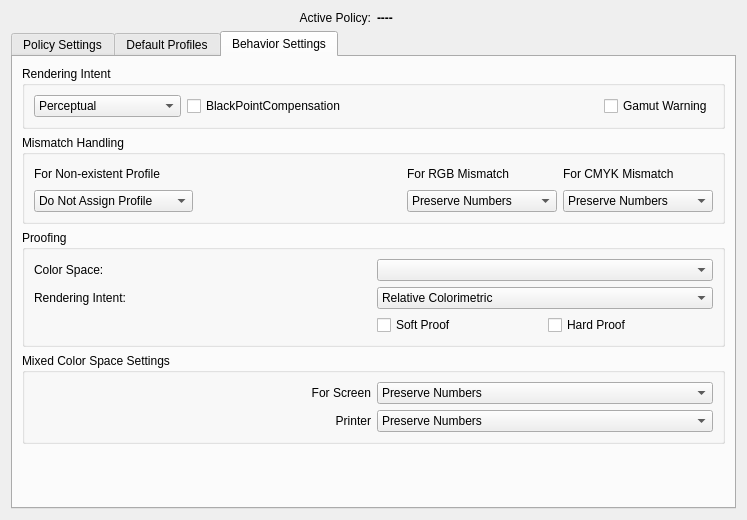
First picture: the form in settings/kmsettings.ui, repository KDE/kolor-manager, before the edit.
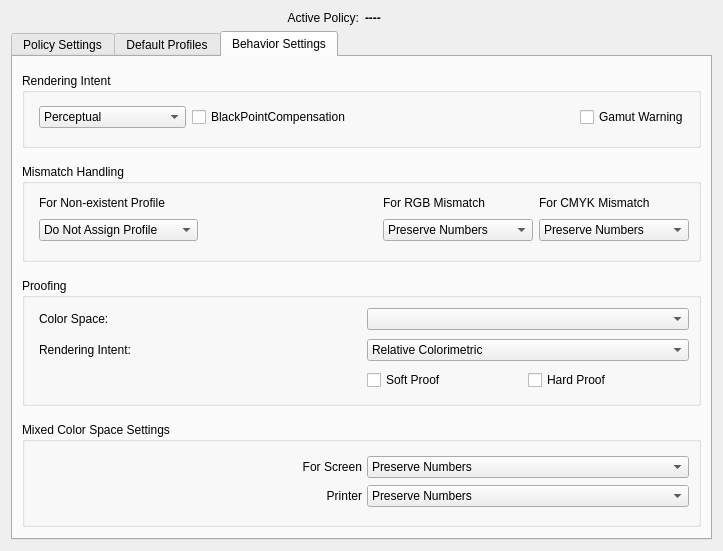
Second picture: the form after the edit. The open tabs and pages were chosen to show the change.

Commit message: (kmsettings) Adjusted widget spacing in "Behavior Settings" tab.

```diff
--- a/settings/kmsettings.ui
+++ b/settings/kmsettings.ui
@@ -6,8 +6,8 @@
    <rect>
     <x>0</x>
     <y>0</y>
-    <width>747</width>
-    <height>520</height>
+    <width>723</width>
+    <height>538</height>
    </rect>
   </property>
   <layout class="QGridLayout" name="gridLayout_5">
@@ -321,8 +321,17 @@
        <string>Behavior Settings</string>
       </attribute>
       <layout class="QGridLayout" name="gridLayout_10">
-       <item row="0" column="0">
+       <item row="1" column="0">
         <layout class="QGridLayout" name="gridLayout_9">
+         <property name="horizontalSpacing">
+          <number>-1</number>
+         </property>
+         <property name="verticalSpacing">
+          <number>16</number>
+         </property>
+         <property name="topMargin">
+          <number>0</number>
+         </property>
          <item row="2" column="0">
           <widget class="QGroupBox" name="box_GROUP_BEHAVIOUR_MISSMATCH">
            <property name="toolTip">
@@ -333,8 +342,29 @@
             <string>Mismatch Handling</string>
            </property>
            <layout class="QGridLayout" name="gridLayout_14">
+            <property name="leftMargin">
+             <number>14</number>
+            </property>
+            <property name="topMargin">
+             <number>9</number>
+            </property>
+            <property name="bottomMargin">
+             <number>18</number>
+            </property>
             <item row="0" column="0">
              <layout class="QGridLayout" name="gridLayout">
+              <property name="verticalSpacing">
+               <number>6</number>
+              </property>
+              <property name="leftMargin">
+               <number>0</number>
+              </property>
+              <property name="topMargin">
+               <number>0</number>
+              </property>
+              <property name="bottomMargin">
+               <number>0</number>
+              </property>
               <item row="0" column="0">
                <widget class="QLabel" name="label_ACTION_UNTAGGED_ASSIGN">
                 <property name="text">
@@ -461,8 +491,32 @@
             <string>Mixed Color Space Settings</string>
            </property>
            <layout class="QGridLayout" name="gridLayout_16">
+            <property name="leftMargin">
+             <number>14</number>
+            </property>
+            <property name="topMargin">
+             <number>9</number>
+            </property>
+            <property name="bottomMargin">
+             <number>14</number>
+            </property>
+            <property name="verticalSpacing">
+             <number>-1</number>
+            </property>
             <item row="0" column="0">
              <layout class="QGridLayout" name="gridLayout_4">
+              <property name="topMargin">
+               <number>5</number>
+              </property>
+              <property name="bottomMargin">
+               <number>3</number>
+              </property>
+              <property name="horizontalSpacing">
+               <number>5</number>
+              </property>
+              <property name="verticalSpacing">
+               <number>7</number>
+              </property>
               <item row="0" column="0">
                <widget class="QLabel" name="label_MIXED_MOD_DOCUMENTS_SCREEN">
                 <property name="text">
@@ -561,8 +615,29 @@
             <string>Proofing</string>
            </property>
            <layout class="QGridLayout" name="gridLayout_15">
+            <property name="leftMargin">
+             <number>14</number>
+            </property>
+            <property name="topMargin">
+             <number>8</number>
+            </property>
+            <property name="bottomMargin">
+             <number>9</number>
+            </property>
             <item row="0" column="0">
              <layout class="QGridLayout" name="gridLayout_3">
+              <property name="topMargin">
+               <number>2</number>
+              </property>
+              <property name="bottomMargin">
+               <number>4</number>
+              </property>
+              <property name="horizontalSpacing">
+               <number>-1</number>
+              </property>
+              <property name="verticalSpacing">
+               <number>9</number>
+              </property>
               <item row="0" column="0">
                <widget class="QLabel" name="label_PROFILE_PROOF">
                 <property name="text">
@@ -642,8 +717,23 @@
             <string>Rendering Intent</string>
            </property>
            <layout class="QVBoxLayout" name="verticalLayout_3">
+            <property name="spacing">
+             <number>-1</number>
+            </property>
+            <property name="leftMargin">
+             <number>14</number>
+            </property>
+            <property name="topMargin">
+             <number>10</number>
+            </property>
+            <property name="bottomMargin">
+             <number>17</number>
+            </property>
             <item>
              <layout class="QGridLayout" name="gridLayout_19">
+              <property name="topMargin">
+               <number>3</number>
+              </property>
               <item row="0" column="0">
                <widget class="QComboBox" name="combo_RENDERING_INTENT">
                 <property name="whatsThis">
@@ -711,15 +801,34 @@
          </item>
         </layout>
        </item>
-       <item row="1" column="0">
+       <item row="2" column="0">
         <spacer name="verticalSpacer_4">
          <property name="orientation">
           <enum>Qt::Vertical</enum>
          </property>
+         <property name="sizeType">
+          <enum>QSizePolicy::Expanding</enum>
+         </property>
          <property name="sizeHint" stdset="0">
           <size>
            <width>20</width>
-           <height>40</height>
+           <height>20</height>
+          </size>
+         </property>
+        </spacer>
+       </item>
+       <item row="0" column="0">
+        <spacer name="verticalSpacer_5">
+         <property name="orientation">
+          <enum>Qt::Vertical</enum>
+         </property>
+         <property name="sizeType">
+          <enum>QSizePolicy::Fixed</enum>
+         </property>
+         <property name="sizeHint" stdset="0">
+          <size>
+           <width>20</width>
+           <height>7</height>
           </size>
          </property>
         </spacer>
```
